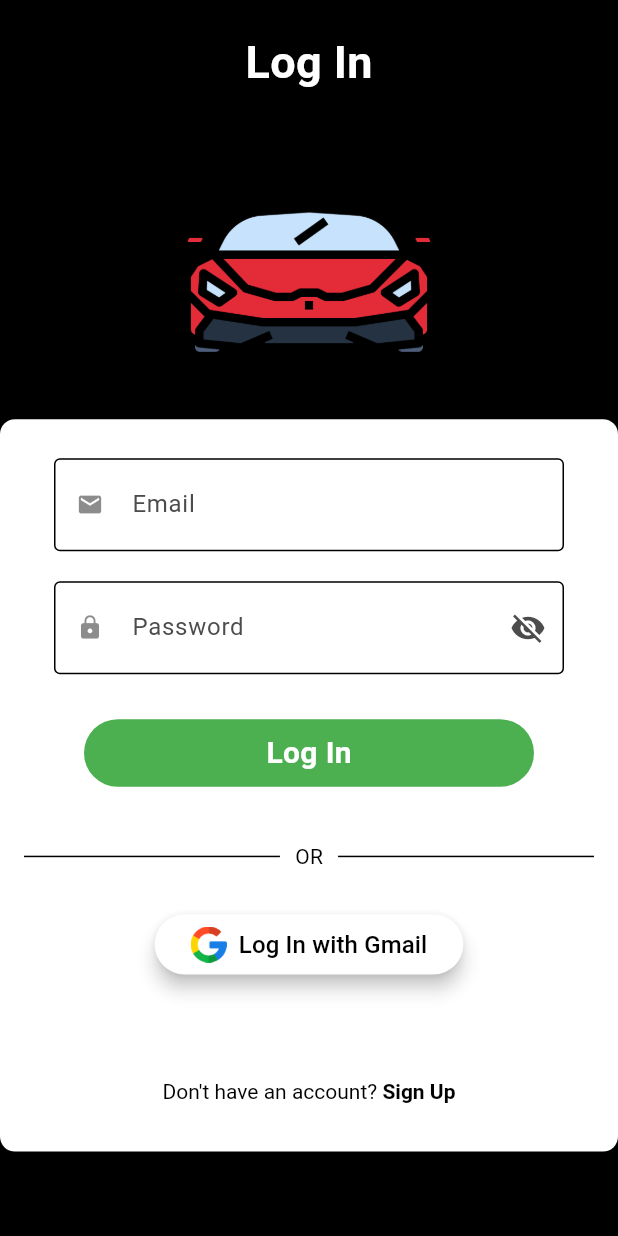
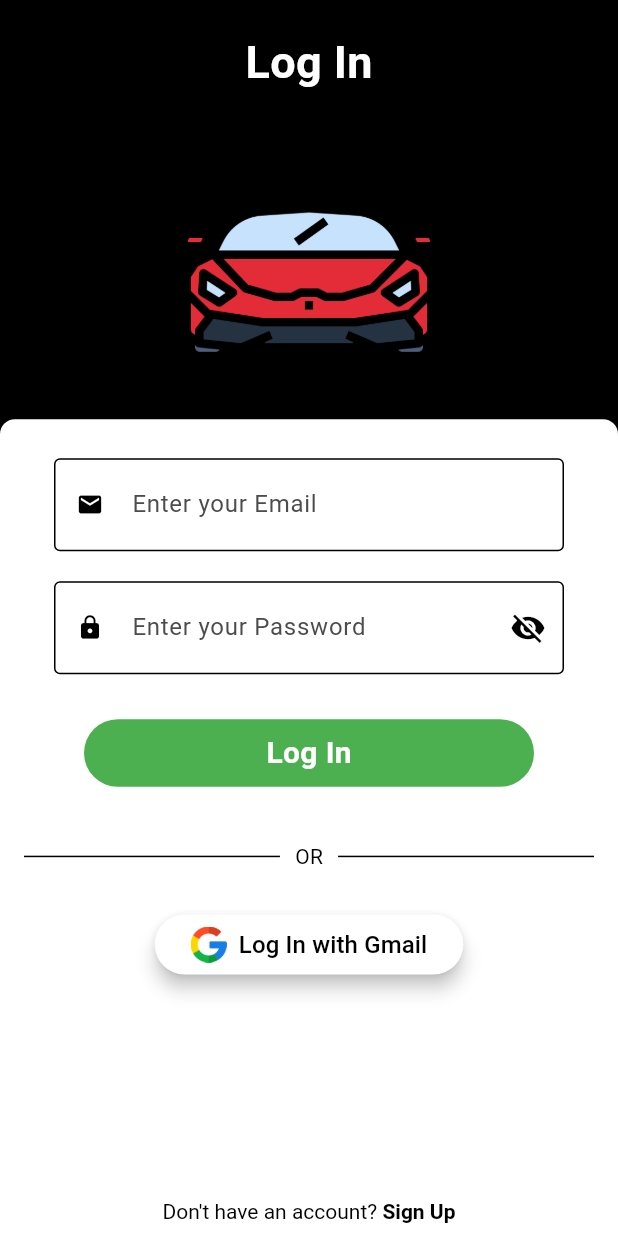
Before and after one commit to TechPyllars2024/AutoCareCarOwners, a Flutter app: the screen it shows after launch, on a phone screen of 412 x 824 dp. Run offline on Flutter 3.47's test engine with Material 3 defaults, Android fonts, the phone set to English and light mode, and no system bars; drawn by our look-alikes of flutter_animate; our stand-ins replace cloud_firestore, firebase_auth, firebase_core, google_sign_in, lottie; accounts and stored records are empty.

Commit message:
Updated and fixed errors for Sign Up and Log In and added widgets

```diff
--- a/lib/Authentication/screens/login.dart
+++ b/lib/Authentication/screens/login.dart
@@ -1,5 +1,6 @@
 import 'package:autocare_carowners/Authentication/widgets/carImage.dart';
 import 'package:autocare_carowners/Authentication/widgets/googleButton.dart';
+import 'package:autocare_carowners/Authentication/widgets/or.dart';
 import 'package:autocare_carowners/Authentication/widgets/texfieldPassword.dart';
 import 'package:flutter/gestures.dart';
 import 'package:flutter/material.dart';
@@ -7,6 +8,7 @@ import 'package:autocare_carowners/Authentication/screens/homeScreen.dart';
 import 'package:autocare_carowners/Authentication/screens/signup.dart';
 import 'package:autocare_carowners/Authentication/Services/authentication.dart';
 import 'package:autocare_carowners/Authentication/Widgets/snackBar.dart';
+import 'package:flutter_animate/flutter_animate.dart';
 import '../Widgets/button.dart';
 import '../Widgets/text_field.dart';
 
@@ -62,10 +64,9 @@ class _LoginScreenState extends State<LoginScreen> {
     Size size = MediaQuery.of(context).size;
     return Scaffold(
       backgroundColor: Colors.black,
+      resizeToAvoidBottomInset: false,
       body: SafeArea(
-        child: isLoading
-            ? const Center(child: CircularProgressIndicator())
-            : SizedBox(
+        child: SizedBox(
           child: Column(
             crossAxisAlignment: CrossAxisAlignment.center,
             children: <Widget>[
@@ -78,11 +79,15 @@ class _LoginScreenState extends State<LoginScreen> {
                     fontSize: 30,
                     color:Colors.white,
                   ),
+                ).animate()
+                 .fadeIn(duration: const Duration(seconds: 1)),
               ),
-                ),
+
+              // Sign Up Image
               SizedBox(height: size.height * 0.02),
               const CarImageWidget(imagePath: 'lib/Authentication/assets/images/logincar.png'),
 
+              // Sign Up Form
               Container(
                 padding: const EdgeInsets.all(16),
                 decoration: BoxDecoration(
@@ -94,50 +99,33 @@ class _LoginScreenState extends State<LoginScreen> {
                     TextFieldInput(
                         icon: Icons.email,
                         textEditingController: emailController,
-                    hintText: 'Email',
+                        hintText: 'Enter your Email',
                         textInputType: TextInputType.text),
                     TextFieldPassword(
                       icon: Icons.lock,
                       textEditingController: passwordController,
-                  hintText: 'Password',
+                      hintText: 'Enter your Password',
                       textInputType: TextInputType.text,
                       isPass: true,
                     ),
+
+                    // Sign Up Button
                     MyButtons(onTap: loginUser, text: "Log In"),
 
+                    // Sign Up OR
                     SizedBox(height: size.height * 0.02),
-                  const Row(
-                    children: <Widget>[
-                    Expanded(
-                      child: Divider(
-                      color: Colors.black, // Color of the divider
-                      thickness: 1, // Thickness of the divider
-                      ),
-                    ),
-                    Padding(
-                      padding: EdgeInsets.symmetric(horizontal: 10),
-                      child: Text(
-                        'OR',
-                      style: TextStyle(color: Colors.black),
-                      ),
-                    ),
-                    Expanded(
-                      child: Divider(
-                      color: Colors.black, // Color of the divider
-                      thickness: 1, // Thickness of the divider
-                      ),
-                    ),
-                  ],
-                ),
+                    const Or(),
 
+                    // Sign Up with Google
                     SizedBox(height: size.height * 0.03),
                     GoogleButton(
                       textEditingController: myController,
                       isPass: false,
                       hintText: 'Log In with Gmail',
                     ),
-                // Don't have an account? Go to signup screen
-                const SizedBox(height: 50),
+
+                    // Already have an account? Log In
+                    const SizedBox(height: 130),
                     TextButton(
                       onPressed: () {
                         // Handle navigation to login screen
@@ -168,31 +156,15 @@ class _LoginScreenState extends State<LoginScreen> {
                     ),
                   ],
                 ),
-          ),
+              ).animate()
+               .slide(duration: const Duration(milliseconds: 500),
+                      curve: Curves.easeInOut,
+                      begin: const Offset(0, 1),
+                      end: const Offset(0, 0))
             ],
           ),
         ),
       ),
-);}
-
-//   Container socialIcon(image) {
-//     return Container(
-//       padding: const EdgeInsets.symmetric(
-//         horizontal: 32,
-//         vertical: 15,
-//       ),
-//       decoration: BoxDecoration(
-//         color: const Color(0xFFedf0f8),
-//         borderRadius: BorderRadius.circular(12),
-//         border: Border.all(
-//           color: Colors.black45,
-//           width: 2,
-//         ),
-//       ),
-//       child: Image.network(
-//         image,
-//         height: 40,
-//       ),
-//     );
-//   }
+    );
   }
+}
--- /dev/null
+++ b/lib/Authentication/widgets/or.dart
@@ -0,0 +1,32 @@
+import 'package:flutter/material.dart';
+
+class Or extends StatelessWidget {
+  const Or({super.key});
+
+  @override
+  Widget build(BuildContext context) {
+    return const Row(
+      children: <Widget>[
+        Expanded(
+          child: Divider(
+          color: Colors.black, // Color of the divider
+          thickness: 1, // Thickness of the divider
+          ),
+        ),
+        Padding(
+          padding: EdgeInsets.symmetric(horizontal: 10),
+          child: Text(
+          'OR',
+          style: TextStyle(color: Colors.black),
+          ),
+        ),
+        Expanded(
+          child: Divider(
+          color: Colors.black, // Color of the divider
+          thickness: 1, // Thickness of the divider
+          ),
+        ),
+      ],
+    );
+  }
+}
--- a/lib/Authentication/widgets/texfieldPassword.dart
+++ b/lib/Authentication/widgets/texfieldPassword.dart
@@ -34,13 +34,13 @@ class _TextFieldPasswordState extends State<TextFieldPassword> {
         keyboardType: widget.textInputType,
         decoration: InputDecoration(
           labelText: widget.hintText,
-          prefixIcon: widget.icon != null ? Icon(widget.icon, color: Colors.black45, size: 18) : null,
+          prefixIcon: widget.icon != null ? Icon(widget.icon, color: Colors.black, size: 18) : null,
           labelStyle: const TextStyle(color: Color.fromARGB(255, 77, 76, 76)),
           suffixIcon: widget.isPass
               ? IconButton(
                   icon: Icon(
                     _isPasswordVisible ? Icons.visibility : Icons.visibility_off,
-                    color: const Color.fromARGB(255, 77, 76, 76),
+                    color: Colors.black,
                   ),
                   onPressed: () {
                     setState(() {
--- a/lib/Authentication/widgets/text_field.dart
+++ b/lib/Authentication/widgets/text_field.dart
@@ -24,7 +24,7 @@ class TextFieldInput extends StatelessWidget {
           controller: textEditingController,
           decoration: InputDecoration(
               labelText: hintText,
-              prefixIcon: Icon(icon, color: Colors.black45, size: 18),
+              prefixIcon: Icon(icon, color: Colors.black, size: 18),
               labelStyle: const TextStyle(color: Color.fromARGB(255, 77, 76, 76)),
               border: const OutlineInputBorder(
                 borderSide: BorderSide(color: Colors.black),
--- a/pubspec.yaml
+++ b/pubspec.yaml
@@ -40,6 +40,7 @@ dependencies:
   firebase_auth: ^5.2.0
   google_sign_in: ^5.4.0
   lottie: ^3.1.2
+  flutter_animate: ^4.5.0
 
 dev_dependencies:
   flutter_test:
```
Also changed, not shown: lib/Authentication/screens/signup.dart (+18 -25 lines), pubspec.lock. Lines whose indentation alone changed are shown as unchanged.
